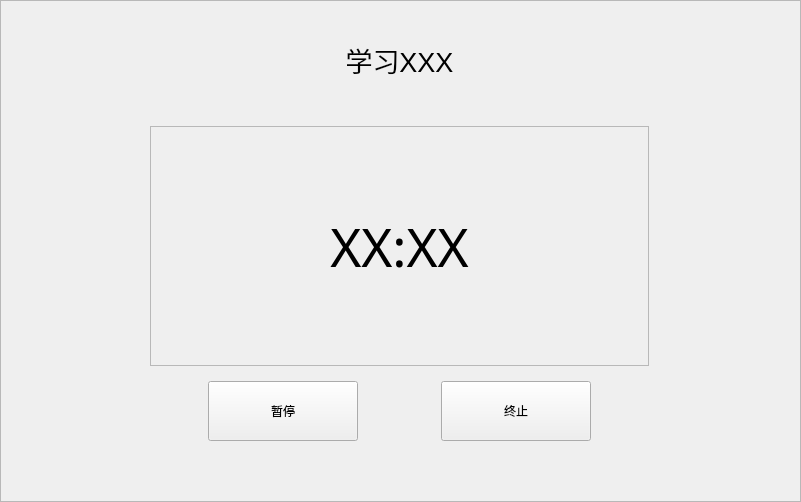
Before: the Qt Designer form TomClock_QtCreator/screenUi/runwindow.ui in MeoRinLime/TomClock, drawn with Qt 5.
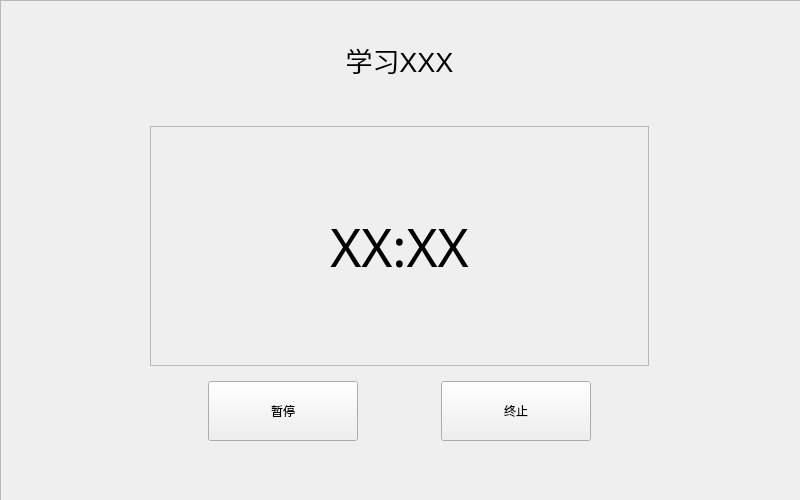
After: the same form once the commit is applied. Icons and pictures are not drawn.

```diff
--- a/TomClock_QtCreator/screenUi/runwindow.ui
+++ b/TomClock_QtCreator/screenUi/runwindow.ui
@@ -6,8 +6,8 @@
    <rect>
     <x>0</x>
     <y>0</y>
-    <width>801</width>
-    <height>502</height>
+    <width>800</width>
+    <height>500</height>
    </rect>
   </property>
   <property name="minimumSize">
@@ -16,6 +16,12 @@
     <height>500</height>
    </size>
   </property>
+  <property name="maximumSize">
+   <size>
+    <width>800</width>
+    <height>500</height>
+   </size>
+  </property>
   <property name="windowTitle">
    <string>TomClock</string>
   </property>
```
